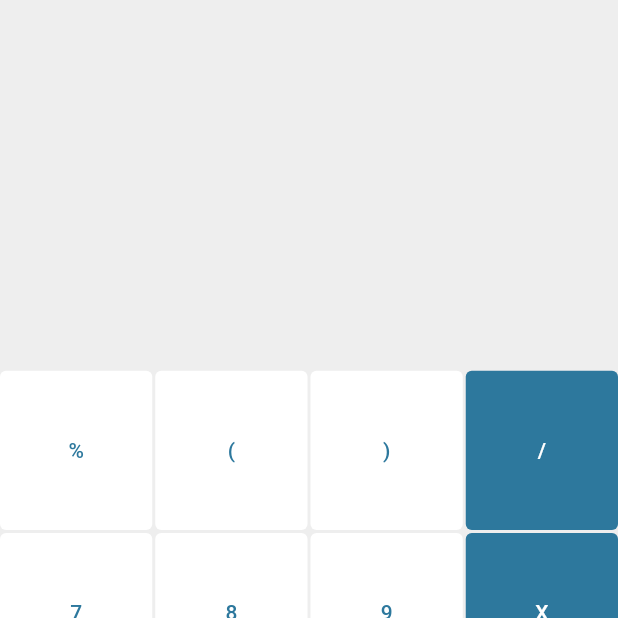
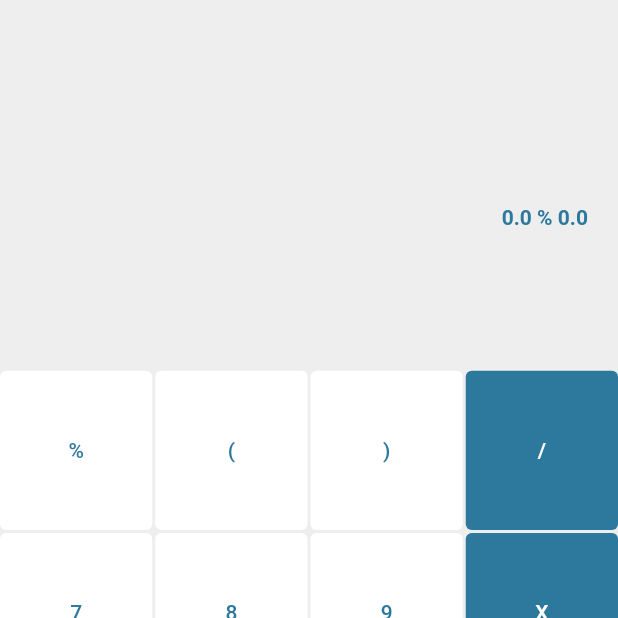
Before and after one commit to jpedrosouza/flutter_calculator, a Flutter app: the screen it shows after launch, after a tap on an icon or button, on a phone screen of 412 x 824 dp, the top half of it. Run offline on Flutter 3.47's test engine with Material 2 defaults, Android fonts, the phone set to English and light mode, and no system bars; our stand-ins replace flutter_mobx, mobx, shared_preferences; generated files the repository leaves out were written again.

Commit message:
added operation description at HomePage class

```diff
--- a/lib/src/controllers/home_controller/home_controller.dart
+++ b/lib/src/controllers/home_controller/home_controller.dart
@@ -25,6 +25,9 @@ abstract class HomeStore with Store {
   @observable
   bool firstValue = false;
 
+  @observable
+  bool clearNext = false;
+
   @action
   void setFirstNumber(double value) {
     firstNumber = value;
@@ -47,8 +50,9 @@ abstract class HomeStore with Store {
 
   @action
   void setDisplay(String value, {bool clear = false}) {
-    if (display == '0') {
+    if (display == '0' || clearNext) {
       display = value;
+      clearNext = false;
     } else {
       if (clear) {
         display = value;
@@ -97,12 +101,15 @@ abstract class HomeStore with Store {
         break;
     }
 
-    List<String> resultsHistory = sharedPreferences.getStringList('results_history') ?? [];
+    List<String> resultsHistory =
+        sharedPreferences.getStringList('results_history') ?? [];
 
     sharedPreferences.setStringList('results_history', resultsHistory);
 
     setFirstValue(false);
     setDisplay(result.toString(), clear: true);
+
+    clearNext = true;
   }
 
   @action
--- a/lib/src/pages/home.dart
+++ b/lib/src/pages/home.dart
@@ -49,6 +49,16 @@ class _HomePageState extends State<HomePage> {
                         color: Color.fromARGB(255, 45, 120, 157),
                         fontSize: 20,
                         fontWeight: FontWeight.bold,
+                      ),
+                    ),
+                    Padding(
+                      padding: const EdgeInsets.only(top: 20),
+                      child: Text(
+                        '${controller.firstNumber} ${controller.operation} ${controller.secondNumber}',
+                        style: const TextStyle(
+                          color: Color.fromARGB(255, 45, 120, 157),
+                          fontWeight: FontWeight.bold,
+                        ),
                       ),
                     ),
                   ],
```
